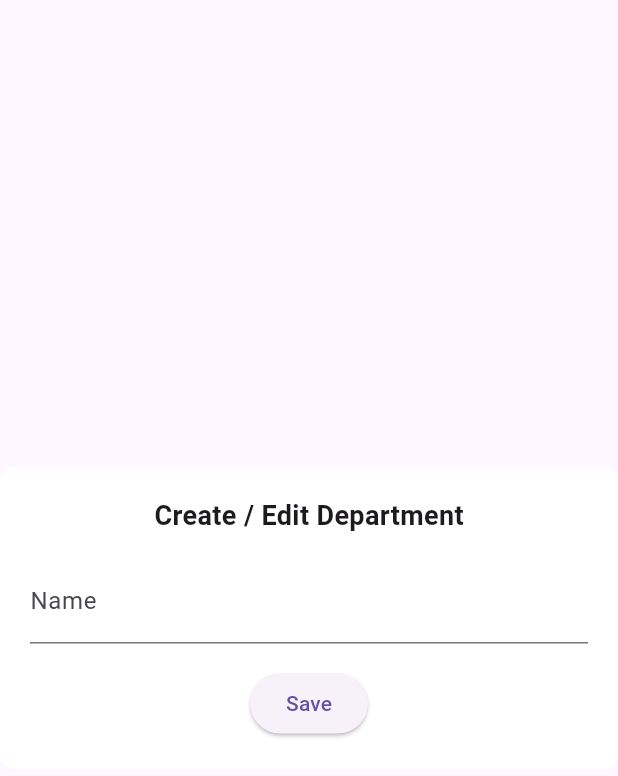
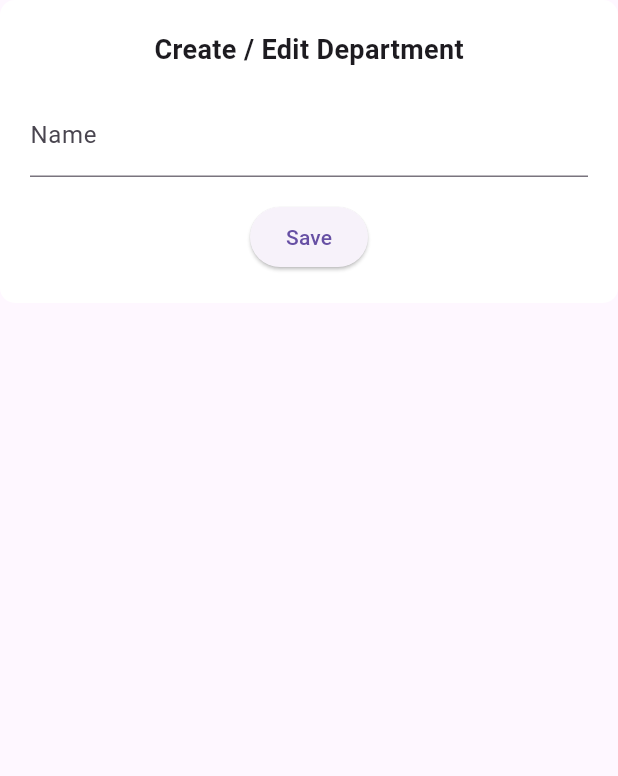
Before and after one commit to ShinanTc/flutter-assignment, a Flutter app: the CreateEditDepartmentModal screen opened directly, on a phone screen of 412 x 824 dp. Shown: the top 776 px of the screen. Run offline on Flutter 3.47's test engine with Material 3 defaults, Android fonts, the phone set to English and light mode, and no system bars.

Commit message:
onpress modal appearing functionality completed

```diff
--- a/lib/ui/modals/create_edit_department_modal.dart
+++ b/lib/ui/modals/create_edit_department_modal.dart
@@ -6,8 +6,7 @@ class CreateEditDepartmentModal extends StatelessWidget {
   @override
   Widget build(BuildContext context) {
     return Scaffold(
-      body: Center(
-        child: SingleChildScrollView(
+      body: SingleChildScrollView(
         child: Container(
           padding: const EdgeInsets.all(20),
           decoration: BoxDecoration(
@@ -19,6 +18,7 @@ class CreateEditDepartmentModal extends StatelessWidget {
             children: [
               const Text(
                 'Create / Edit Department',
+                textAlign: TextAlign.left,
                 style: TextStyle(
                   fontSize: 18,
                   fontWeight: FontWeight.bold,
@@ -41,7 +41,6 @@ class CreateEditDepartmentModal extends StatelessWidget {
           ),
         ),
       ),
-      ),
     );
   }
 }
```
Lines whose indentation alone changed are shown as unchanged.
